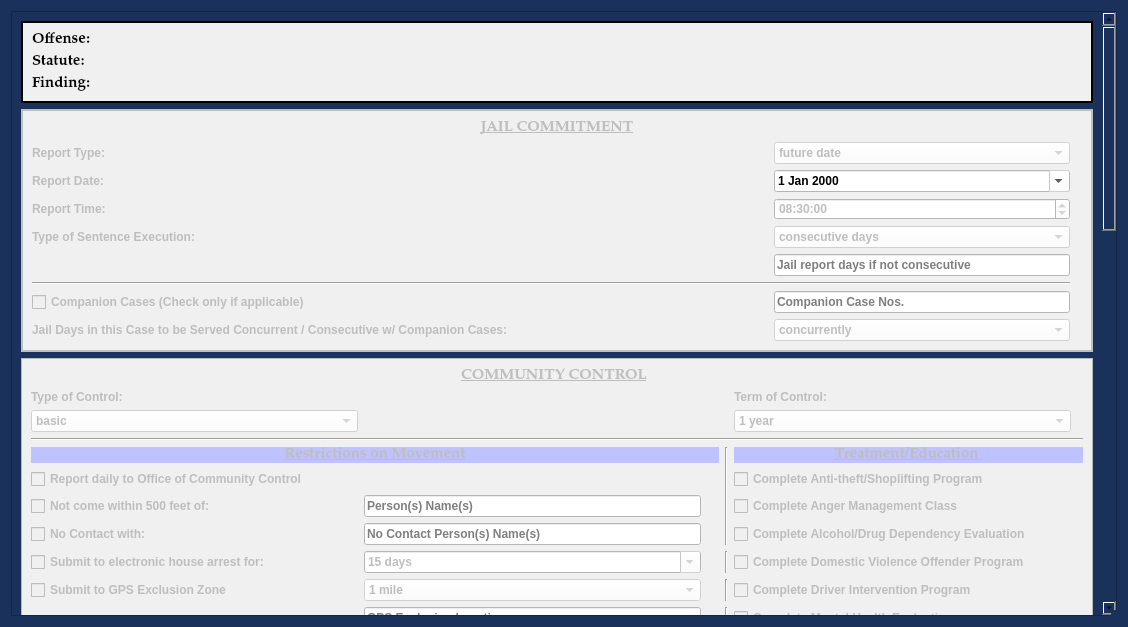
Above: package/views/ui/AddCommunityControlDialog.ui from HunterProgram22/MuniEntry before the change. Below: the same form after it.
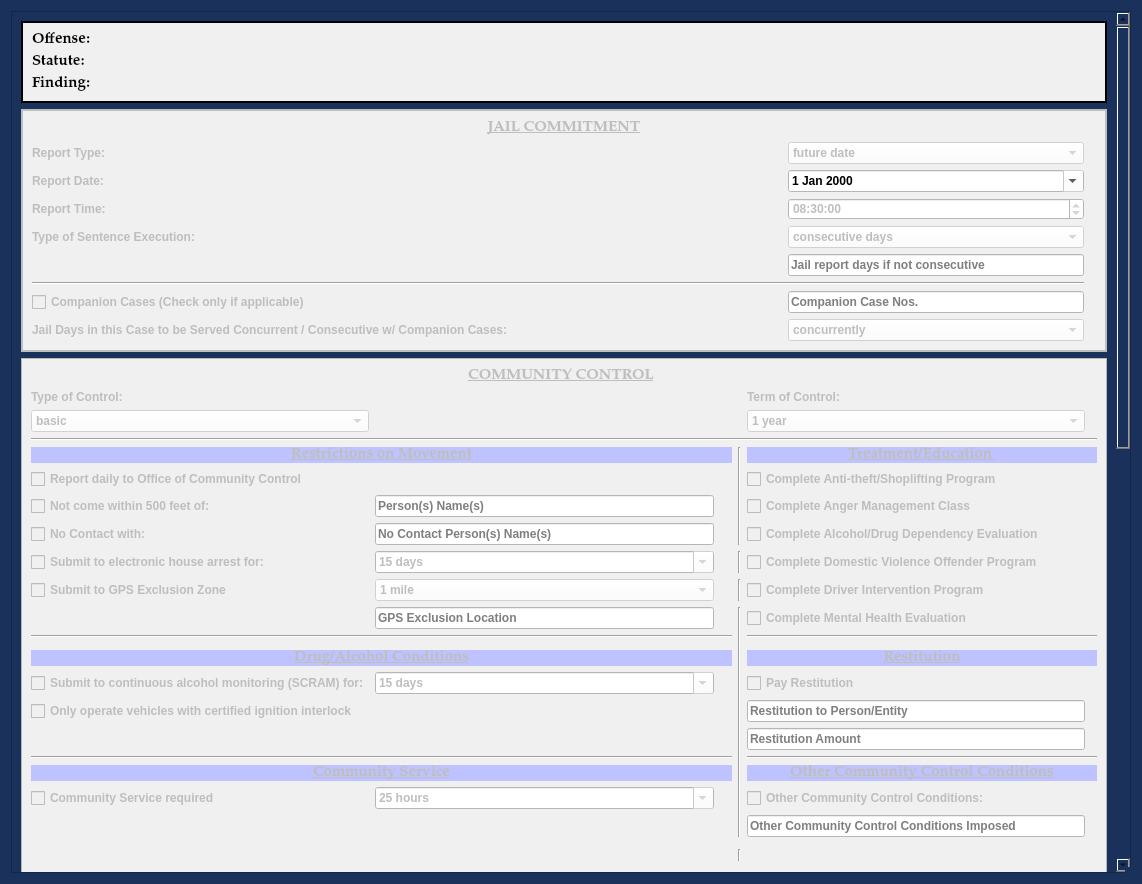
That is the form after the change.

Commit message: Updated Comm Control to say SCRAM in condition and added more days.

```diff
--- a/package/views/ui/AddCommunityControlDialog.ui
+++ b/package/views/ui/AddCommunityControlDialog.ui
@@ -12,8 +12,8 @@
    <rect>
     <x>0</x>
     <y>0</y>
-    <width>1128</width>
-    <height>627</height>
+    <width>1142</width>
+    <height>884</height>
    </rect>
   </property>
   <property name="sizePolicy">
@@ -167,8 +167,8 @@
       <property name="geometry">
        <rect>
         <x>0</x>
-        <y>0</y>
-        <width>1091</width>
+        <y>-396</y>
+        <width>1105</width>
         <height>1869</height>
        </rect>
       </property>
@@ -829,7 +829,7 @@
           <item row="14" column="0">
            <widget class="QCheckBox" name="alcohol_monitoring_checkBox">
             <property name="text">
-             <string>Submit to continuous alcohol monitoring for:</string>
+             <string>Submit to continuous alcohol monitoring (SCRAM) for:</string>
             </property>
            </widget>
           </item>
```
Left out of the diff: 15 changed lines with no effect on the pictures. The commit also changes 5 other files.
